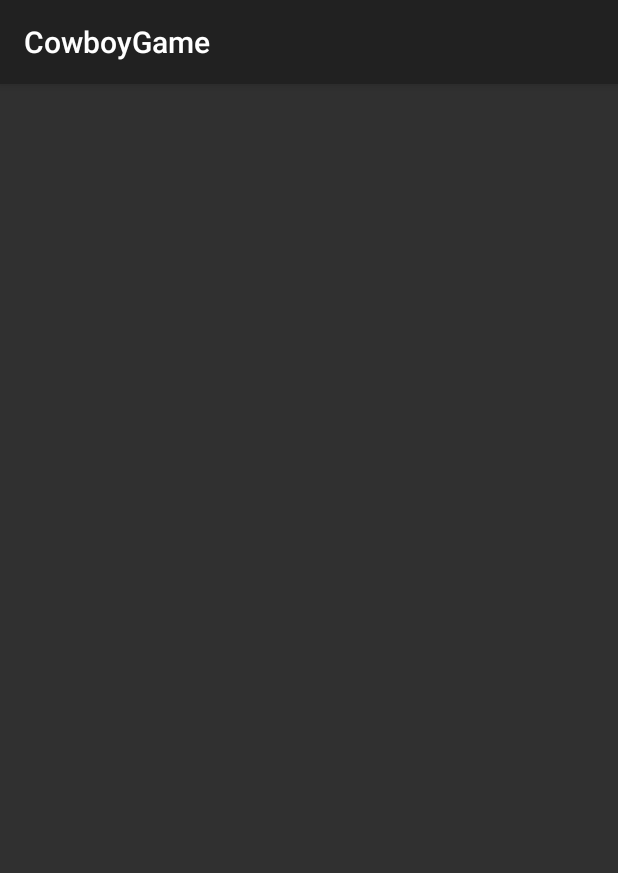
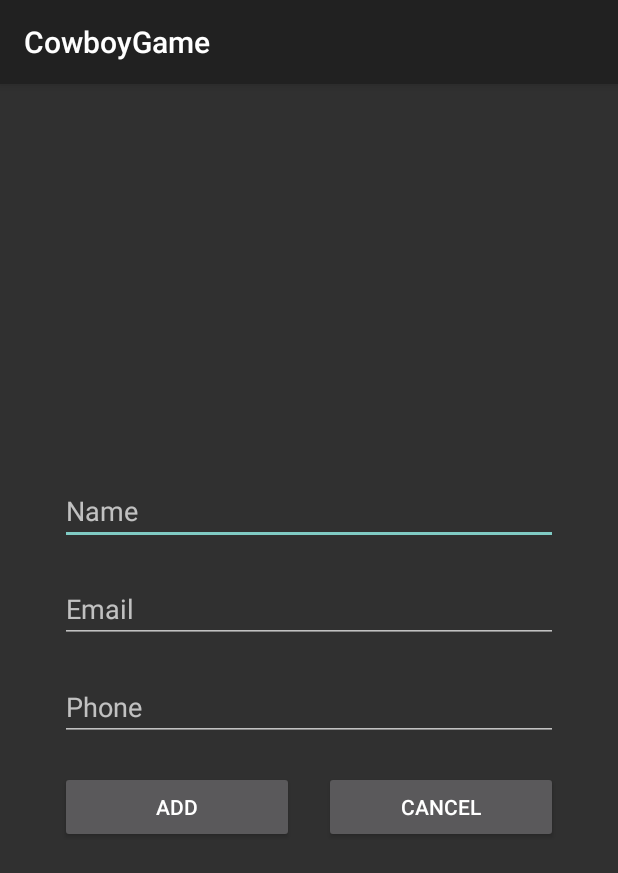
Before and after one commit to isabelcoboruizazuaga/CowboyGame, an Android app: the NewPlayer screen opened directly, with no data from a screen before it, on a phone screen of 412 x 824 dp. Shown: the top 873 px of the screen. Run offline under Robolectric (Android 15) with nearby library versions, the phone set to English and light mode, and no system bars.

Commit message:
ver y añadir jugadores

```diff
--- a/app/src/main/java/com/example/cowboygame/BD/BDController.java
+++ b/app/src/main/java/com/example/cowboygame/BD/BDController.java
@@ -29,7 +29,7 @@ public class BDController extends SQLiteOpenHelper {
     @Override
     public void onCreate(SQLiteDatabase db) {
         db.execSQL(create_table_players);
-        db.execSQL(create_table_games);
+        //db.execSQL(create_table_games);
     }
 
     @Override
--- a/app/src/main/java/com/example/cowboygame/NewPlayer.java
+++ b/app/src/main/java/com/example/cowboygame/NewPlayer.java
@@ -3,12 +3,55 @@ package com.example.cowboygame;
 import androidx.appcompat.app.AppCompatActivity;
 
 import android.os.Bundle;
+import android.view.View;
+import android.widget.EditText;
+import android.widget.Toast;
+
+import com.example.cowboygame.BD.BDController;
+import com.example.cowboygame.BD.BDPlayer;
+import com.example.cowboygame.Models.Player;
 
 public class NewPlayer extends AppCompatActivity {
+    EditText et_name, et_phone, et_email;
+    BDController database;
+    BDPlayer bdPlayer;
+    long nlines;
 
     @Override
     protected void onCreate(Bundle savedInstanceState) {
         super.onCreate(savedInstanceState);
         setContentView(R.layout.activity_new_player);
+
+        //Layout items initialization
+        et_email=findViewById(R.id.et_email);
+        et_name=findViewById(R.id.et_name);
+        et_phone=findViewById(R.id.et_phone);
+
+
+        //Database initialization
+        database= new BDController(this);
+        bdPlayer=new BDPlayer(this);
+    }
+
+    public void addPlayer(View view) {
+        String email, name, phone;
+        email= et_email.getText().toString();
+        name =et_name.getText().toString();
+        phone=et_phone.getText().toString();
+
+        if(email.length()<5||name.length()<3||phone.length()<9){
+            Toast.makeText(this,"Todos los campos deben estar rellenos",Toast.LENGTH_LONG).show();
+        }else{
+            Player player=new Player(name,email,phone);
+            nlines=bdPlayer.addPlayer(player);
+            if(nlines<=0){
+                Toast.makeText(this,"ERROR",Toast.LENGTH_LONG).show();
+            }
+        }
+        finish();
+    }
+
+    public void cancel(View view) {
+        finish();
     }
 }
--- a/app/src/main/res/layout/activity_new_player.xml
+++ b/app/src/main/res/layout/activity_new_player.xml
@@ -1,9 +1,62 @@
 <?xml version="1.0" encoding="utf-8"?>
-<androidx.constraintlayout.widget.ConstraintLayout xmlns:android="http://schemas.android.com/apk/res/android"
+<LinearLayout xmlns:android="http://schemas.android.com/apk/res/android"
     xmlns:app="http://schemas.android.com/apk/res-auto"
     xmlns:tools="http://schemas.android.com/tools"
     android:layout_width="match_parent"
     android:layout_height="match_parent"
+    android:layout_margin="30dp"
+    android:gravity="center"
+    android:orientation="vertical"
     tools:context=".NewPlayer">
 
-</androidx.constraintlayout.widget.ConstraintLayout>
+    <EditText
+        android:id="@+id/et_name"
+        android:layout_width="match_parent"
+        android:layout_height="wrap_content"
+        android:layout_margin="10dp"
+        android:ems="10"
+        android:inputType="textPersonName"
+        android:hint="Name" />
+
+    <EditText
+        android:id="@+id/et_email"
+        android:layout_margin="10dp"
+        android:layout_width="match_parent"
+        android:layout_height="wrap_content"
+        android:ems="10"
+        android:inputType="textEmailAddress"
+        android:hint="Email" />
+
+    <EditText
+        android:id="@+id/et_phone"
+        android:layout_margin="10dp"
+        android:layout_width="match_parent"
+        android:layout_height="wrap_content"
+        android:ems="10"
+        android:inputType="phone"
+        android:hint="Phone"  />
+
+    <LinearLayout
+        android:layout_width="match_parent"
+        android:layout_height="wrap_content"
+        android:orientation="horizontal">
+
+        <Button
+            android:id="@+id/btn_add"
+            android:onClick="addPlayer"
+            android:layout_margin="10dp"
+            android:layout_width="wrap_content"
+            android:layout_height="wrap_content"
+            android:layout_weight="1"
+            android:text="Add" />
+
+        <Button
+            android:id="@+id/btn_cancel"
+            android:onClick="cancel"
+            android:layout_margin="10dp"
+            android:layout_width="wrap_content"
+            android:layout_height="wrap_content"
+            android:layout_weight="1"
+            android:text="Cancel" />
+    </LinearLayout>
+</LinearLayout>
```
Also changed, not shown: app/src/main/java/com/example/cowboygame/PlayerSelection.java (+31 -5 lines).
